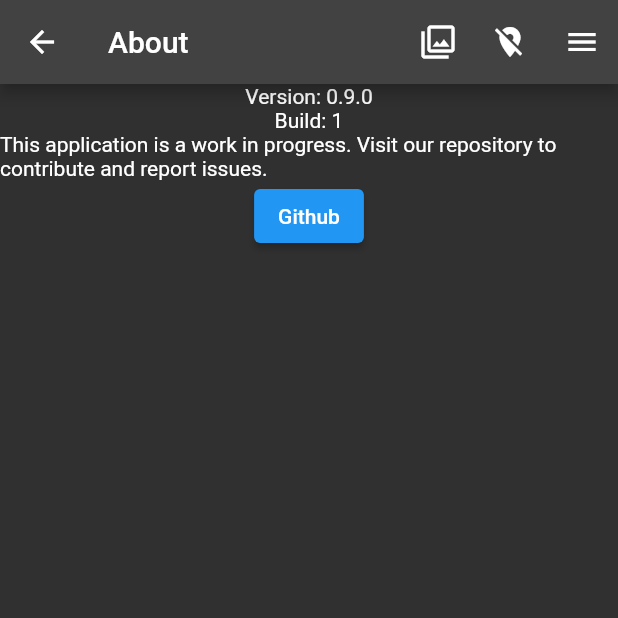
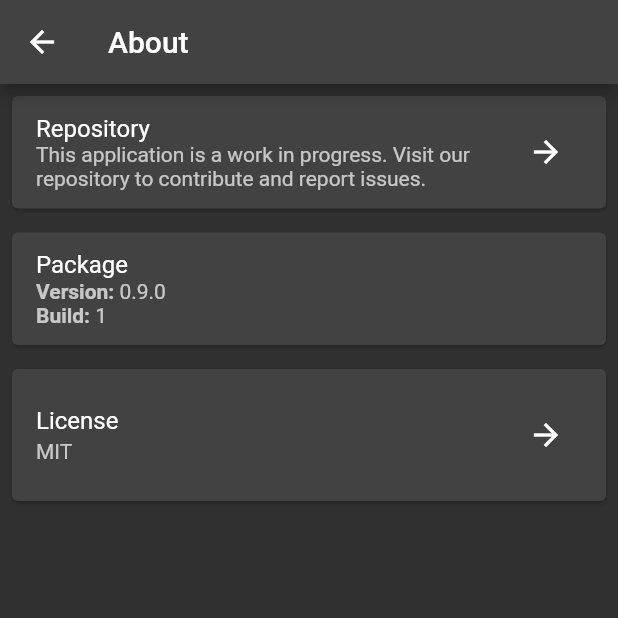
Before and after one commit to LinkedMink/road_wave_fm_ui, a Flutter app: the AboutScreen screen opened by its route, on a phone screen of 412 x 824 dp, the top half of it. Run offline on Flutter 3.47's test engine with Material 2 defaults, Android fonts, the phone set to English and light mode, and no system bars; our stand-ins replace geolocator, google_maps_flutter, package_info_plus, shared_preferences; accounts and stored records are empty.

```diff
--- /dev/null
+++ b/lib/constants/http.dart
@@ -0,0 +1 @@
+const defaultHeaders = {'origin': 'https://www.roadwavefm.com'};
--- a/lib/models/app_package_model.dart
+++ b/lib/models/app_package_model.dart
@@ -2,13 +2,17 @@ import 'package:flutter/foundation.dart';
 import 'package:package_info_plus/package_info_plus.dart';
 
 class AppPackageModel extends ChangeNotifier {
-  late String version;
-  late String buildNumber;
+  bool _isInitialized = false;
+  String version = '';
+  String buildNumber = '';
+
+  bool get isInitialized => _isInitialized;
 
   Future<PackageInfo> initialize() async {
     final packageInfo = await PackageInfo.fromPlatform();
     version = packageInfo.version;
     buildNumber = packageInfo.buildNumber;
+    _isInitialized = true;
     notifyListeners();
     return packageInfo;
   }
--- a/lib/models/station_list_model.dart
+++ b/lib/models/station_list_model.dart
@@ -34,6 +34,7 @@ class StationListModel extends ChangeNotifier {
 
       _selected?.isSelected = false;
       _selected = model;
+      notifyListeners();
     });
   }
 }
--- a/lib/screens/about_screen.dart
+++ b/lib/screens/about_screen.dart
@@ -15,19 +15,55 @@ class AboutScreen extends StatelessWidget {
       appBar: buildAppBar(context, title: 'About'),
       body: Column(
         mainAxisAlignment: MainAxisAlignment.start,
+        crossAxisAlignment: CrossAxisAlignment.stretch,
         children: [
-          Text('Version: ${appPackage.version}'),
-          Text('Build: ${appPackage.buildNumber}'),
-          const Text(
-              'This application is a work in progress. Visit our repository to contribute and report issues.'),
-          ElevatedButton(
-            child: const Text('Github'),
-            onPressed: () {
-              launch('https://github.com/LinkedMink/road_wave_fm_ui');
-            },
-          ),
+          _buildInfoCard(
+              'Repository',
+              const Text(
+                  'This application is a work in progress. Visit our repository to contribute and report issues.'),
+              link: const MapEntry('Visit Github Repository',
+                  'https://github.com/LinkedMink/road_wave_fm_ui')),
+          _buildInfoCard(
+              'Package',
+              Column(
+                mainAxisAlignment: MainAxisAlignment.start,
+                crossAxisAlignment: CrossAxisAlignment.start,
+                children: [
+                  _buildKeyValueText('Version', appPackage.version),
+                  _buildKeyValueText('Build', appPackage.buildNumber)
+                ],
+              )),
+          _buildInfoCard('License', const Text('MIT'),
+              link: const MapEntry('View License File',
+                  'https://github.com/LinkedMink/road_wave_fm_ui/LICENSE'))
         ],
       ),
     );
   }
+
+  _buildInfoCard(String title, Widget content, {MapEntry? link}) => Card(
+      margin: const EdgeInsets.all(8.0),
+      child: ListTile(
+        contentPadding:
+            const EdgeInsets.symmetric(vertical: 8.0, horizontal: 16.0),
+        title: Text(title),
+        subtitle: content,
+        trailing: link != null
+            ? IconButton(
+                icon: const Icon(Icons.arrow_forward),
+                tooltip: link.key,
+                onPressed: () {
+                  launch(link.value);
+                },
+              )
+            : null,
+      ));
+
+  _buildKeyValueText(String key, String value) => Text.rich(TextSpan(
+      text: '$key: ',
+      children: [
+        TextSpan(
+            text: value, style: const TextStyle(fontWeight: FontWeight.normal))
+      ],
+      style: const TextStyle(fontWeight: FontWeight.bold)));
 }
--- a/lib/widgets/app_bar_builder.dart
+++ b/lib/widgets/app_bar_builder.dart
@@ -1,10 +1,45 @@
 import 'package:flutter/material.dart';
-import 'package:provider/provider.dart';
 import 'package:road_wave_fm_ui/constants/screens.dart';
-import 'package:road_wave_fm_ui/models/geolocation_model.dart';
+import 'package:road_wave_fm_ui/screens/action_screen.dart';
 
 AppBar buildAppBar(BuildContext context, {String title = 'Road Wave FM'}) {
-  final geolocation = context.watch<GeolocationModel>();
+  final actions = <Widget>[];
+  context.visitAncestorElements((element) {
+    final screenParent = element.widget as Semantics;
+    if (screenParent.child is ActionScreen) {
+      final screenActions =
+          (screenParent.child as ActionScreen).buildActionButtons(context);
+      actions.addAll(screenActions);
+    }
+
+    return false;
+  });
+
+  final popupItems = <PopupMenuEntry<AppBarMenuOption>>[];
+  final currentRoute = ModalRoute.of(context)?.settings.name;
+
+  if (currentRoute != appBarMenuOptionScreen[AppBarMenuOption.about]) {
+    popupItems.add(const PopupMenuItem<AppBarMenuOption>(
+      value: AppBarMenuOption.about,
+      child: Text('About'),
+    ));
+  }
+
+  if (popupItems.isNotEmpty) {
+    actions.add(PopupMenuButton<AppBarMenuOption>(
+        icon: const Icon(Icons.menu),
+        tooltip: "Open Menu",
+        onSelected: (AppBarMenuOption option) {
+          final targetRouteName = appBarMenuOptionScreen[option]!;
+          final route = ModalRoute.of(context);
+          if (route?.settings.name == targetRouteName) {
+            return;
+          }
+
+          Navigator.pushNamed(context, targetRouteName);
+        },
+        itemBuilder: (BuildContext context) => popupItems));
+  }
 
   return AppBar(
     leading: Navigator.canPop(context)
@@ -14,36 +49,6 @@ AppBar buildAppBar(BuildContext context, {String title = 'Road Wave FM'}) {
             onPressed: () => {Navigator.pop(context)})
         : null,
     title: Text(title),
-    actions: [
-      IconButton(
-          icon: const Icon(Icons.filter),
-          onPressed: () {
-            Navigator.pushNamed(context, screenRoutes[Screen.filter]!.name);
-          }),
-      IconButton(
-          icon: Icon(geolocation.isTrackingLocation
-              ? Icons.location_on
-              : Icons.location_off),
-          onPressed: () {
-            if (geolocation.isTrackingLocation) {
-              geolocation.disableTracking();
-            } else {
-              geolocation.enableTracking();
-            }
-          }),
-      PopupMenuButton<AppBarMenuOption>(
-          icon: const Icon(Icons.menu),
-          tooltip: "Menu",
-          onSelected: (AppBarMenuOption option) {
-            Navigator.pushNamed(context, appBarMenuOptionScreen[option]!);
-          },
-          itemBuilder: (BuildContext context) =>
-              <PopupMenuEntry<AppBarMenuOption>>[
-                const PopupMenuItem<AppBarMenuOption>(
-                  value: AppBarMenuOption.about,
-                  child: Text('About'),
-                ),
-              ])
-    ],
+    actions: actions,
   );
 }
--- a/lib/widgets/format_grid_view.dart
+++ b/lib/widgets/format_grid_view.dart
@@ -14,6 +14,9 @@ class FormatGridView extends StatelessWidget {
             value: m, child: const FormatCheckbox()))
         .toList();
 
-    return GridView.count(crossAxisCount: 2, children: checkboxes);
+    return ListView(
+      children: checkboxes,
+      shrinkWrap: true,
+    );
   }
 }
```
Also changed, not shown: lib/data/environment_config.dart (+5 -5 lines), lib/models/format_list_model.dart (+8 -6 lines), lib/models/progress_model.dart (added, +65 -0 lines), lib/screens/action_screen.dart (added, +7 -0 lines), lib/screens/filter_screen.dart (+2 -5 lines), lib/screens/search_screen.dart (+31 -18 lines), lib/services/format_service.dart (+5 -3 lines), lib/services/station_service.dart (+5 -3 lines), lib/widgets/station_card.dart (+15 -28 lines), lib/widgets/station_list_view.dart (+6 -4 lines), lib/widgets/station_map.dart (+58 -26 lines), 2 other files.
